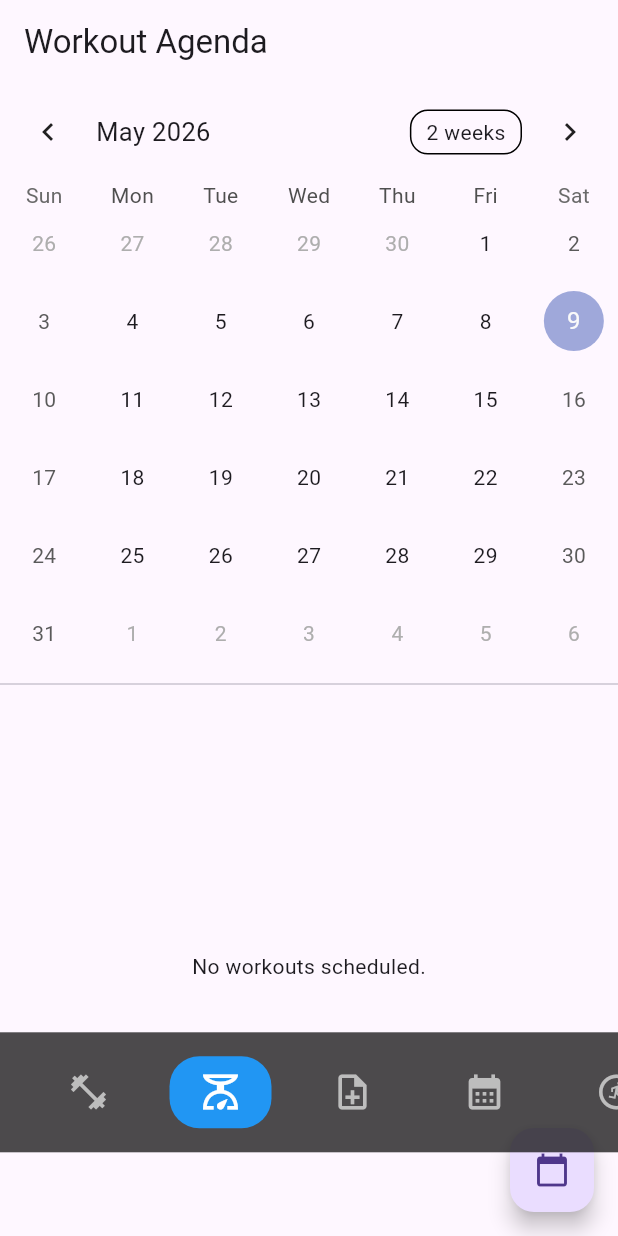
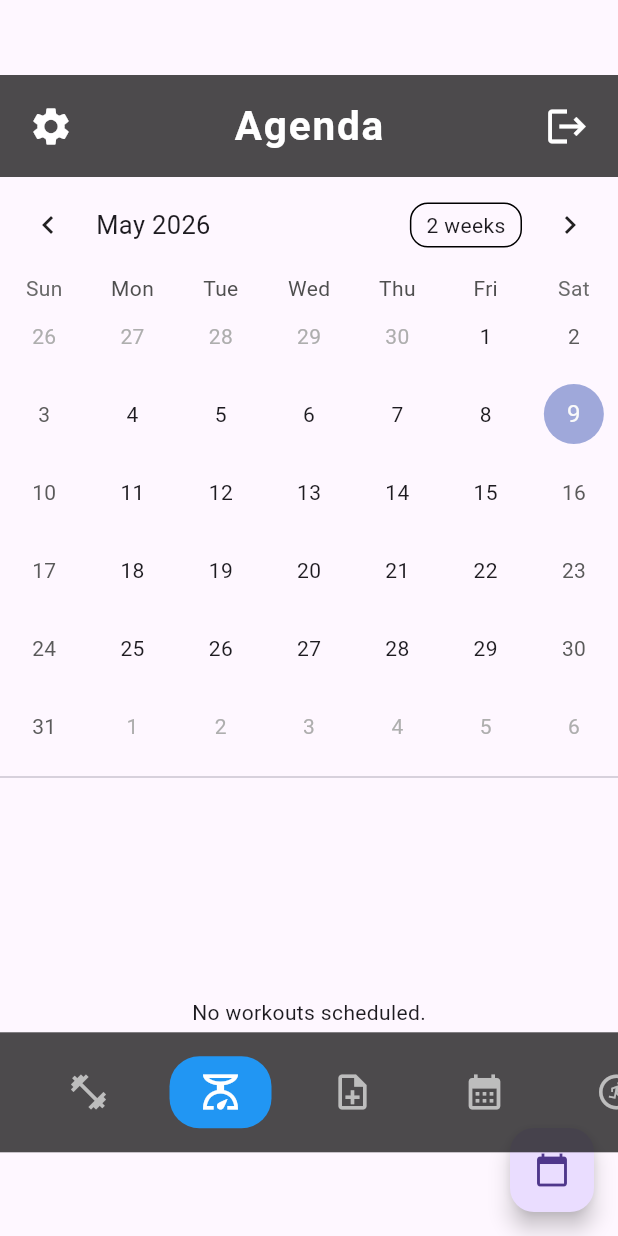
Before and after one commit to noMBavailable/Fitness-app, a Flutter app: the screen it shows after launch, after a tap on the "scale" icon, on a phone screen of 412 x 824 dp. Run offline on Flutter 3.47's test engine with Material 3 defaults, Android fonts, the phone set to English and light mode, and no system bars; drawn by our look-alikes of table_calendar; our stand-ins replace fl_chart.

Commit message:
Patch 0.21_2
> Updated scripts:
Agenda_screen.dart
Weight_graph_screen.dart

> Agenda_screen.dart:
Added topbar

> Weight_graph_screen.dart
Added topbar

```diff
--- a/lib/screens/agenda_screen.dart
+++ b/lib/screens/agenda_screen.dart
@@ -3,6 +3,7 @@ import 'package:table_calendar/table_calendar.dart';
 import '../managers/agenda_manager.dart';
 import '../managers/workout_manager.dart';
 import '../models/workout_model.dart';
+import '../widgets/custom_header.dart';
 
 class AgendaScreen extends StatefulWidget {
   final AgendaManager agendaManager;
@@ -22,9 +23,9 @@ class _AgendaScreenState extends State<AgendaScreen> {
   @override
   Widget build(BuildContext context) {
     return Scaffold(
-      appBar: AppBar(title: const Text("Workout Agenda")),
       body: Column(
         children: [
+          const CustomHeader(title: "Agenda"),
           TableCalendar(
             firstDay: DateTime.utc(2020, 1, 1),
             lastDay: DateTime.utc(2030, 12, 31),
--- a/lib/screens/edit_workout_screen.dart
+++ b/lib/screens/edit_workout_screen.dart
@@ -3,6 +3,7 @@ import '../managers/exercise_manager.dart';
 import '../managers/workout_manager.dart';
 import '../models/exercise_model.dart';
 import '../models/workout_model.dart';
+import '../widgets/custom_header.dart';
 
 class EditWorkoutScreen extends StatefulWidget {
   final ExerciseManager exerciseManager;
--- a/lib/screens/weight_graph_screen.dart
+++ b/lib/screens/weight_graph_screen.dart
@@ -1,6 +1,7 @@
 import 'package:flutter/material.dart';
 import '../managers/weight_manager.dart';
 import 'package:fl_chart/fl_chart.dart';
+import '../widgets/custom_header.dart';
 
 class WeightGraphScreen extends StatelessWidget {
   final WeightManager manager;
@@ -10,9 +11,10 @@ class WeightGraphScreen extends StatelessWidget {
   @override
   Widget build(BuildContext context) {
     return Scaffold(
-      appBar: AppBar(title: const Text("Weight History")),
+
       body: Column(
         children: [
+          const CustomHeader(title: "Weight history"),
           // THE GRAPH SECTION
           Container(
             height: 300,
```
